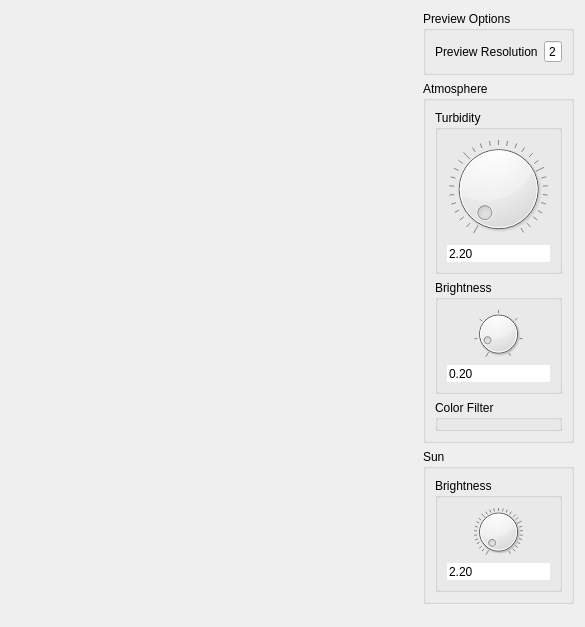
Old version of the form src/qt-frontend/widgets/QtSunSkyEditor/forms/qtsunskyeditor.ui in the repository phresnel/picogen.
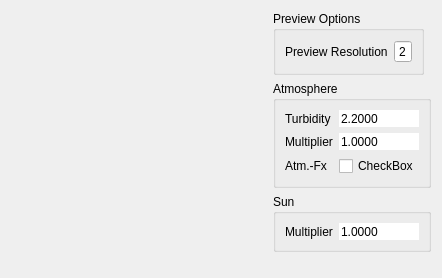
New version of the form.

Commit message: get rid of dialers

Patch:
```diff
--- a/src/qt-frontend/widgets/QtSunSkyEditor/forms/qtsunskyeditor.ui
+++ b/src/qt-frontend/widgets/QtSunSkyEditor/forms/qtsunskyeditor.ui
@@ -6,8 +6,8 @@
    <rect>
     <x>0</x>
     <y>0</y>
-    <width>585</width>
-    <height>536</height>
+    <width>423</width>
+    <height>276</height>
    </rect>
   </property>
   <property name="windowTitle">
@@ -160,57 +160,18 @@
        <property name="title">
         <string>Atmosphere</string>
        </property>
-       <layout class="QVBoxLayout" name="verticalLayout_4">
-        <item>
-         <widget class="QGroupBox" name="groupBox_2">
-          <property name="sizePolicy">
-           <sizepolicy hsizetype="Preferred" vsizetype="MinimumExpanding">
-            <horstretch>0</horstretch>
-            <verstretch>0</verstretch>
-           </sizepolicy>
-          </property>
-          <property name="title">
+       <layout class="QFormLayout" name="formLayout_2">
+        <property name="fieldGrowthPolicy">
+         <enum>QFormLayout::AllNonFixedFieldsGrow</enum>
+        </property>
+        <item row="1" column="0">
+         <widget class="QLabel" name="label_2">
+          <property name="text">
            <string>Turbidity</string>
           </property>
-          <property name="flat">
-           <bool>false</bool>
-          </property>
-          <property name="checkable">
-           <bool>false</bool>
-          </property>
-          <layout class="QVBoxLayout" name="verticalLayout_2" stretch="0,0">
-           <item>
-            <widget class="QDial" name="turbidityDial">
-             <property name="sizePolicy">
-              <sizepolicy hsizetype="Preferred" vsizetype="Preferred">
-               <horstretch>0</horstretch>
-               <verstretch>0</verstretch>
-              </sizepolicy>
-             </property>
-             <property name="maximumSize">
-              <size>
-               <width>16777215</width>
-               <height>16777215</height>
-              </size>
-             </property>
-             <property name="mouseTracking">
-              <bool>true</bool>
-             </property>
-             <property name="minimum">
-              <number>165</number>
-             </property>
-             <property name="maximum">
-              <number>4000</number>
-             </property>
-             <property name="notchTarget">
-              <double>37.000000000000000</double>
-             </property>
-             <property name="notchesVisible">
-              <bool>true</bool>
-             </property>
-            </widget>
-           </item>
-           <item>
+         </widget>
+        </item>
+        <item row="1" column="1">
             <widget class="QDoubleSpinBox" name="turbiditySpinBox">
              <property name="frame">
               <bool>false</bool>
@@ -221,6 +182,9 @@
              <property name="accelerated">
               <bool>false</bool>
              </property>
+          <property name="decimals">
+           <number>4</number>
+          </property>
              <property name="minimum">
               <double>1.650000000000000</double>
              </property>
@@ -235,38 +199,14 @@
              </property>
             </widget>
            </item>
-          </layout>
-         </widget>
-        </item>
-        <item>
-         <widget class="QGroupBox" name="groupBox_6">
-          <property name="title">
-           <string>Brightness</string>
+        <item row="2" column="0">
+         <widget class="QLabel" name="label_3">
+          <property name="text">
+           <string>Multiplier</string>
           </property>
-          <layout class="QVBoxLayout" name="verticalLayout_5">
-           <item>
-            <widget class="QDial" name="atmosphereIntensityDial">
-             <property name="mouseTracking">
-              <bool>true</bool>
-             </property>
-             <property name="minimum">
-              <number>0</number>
-             </property>
-             <property name="maximum">
-              <number>200</number>
-             </property>
-             <property name="value">
-              <number>20</number>
-             </property>
-             <property name="notchTarget">
-              <double>37.000000000000000</double>
-             </property>
-             <property name="notchesVisible">
-              <bool>true</bool>
-             </property>
-            </widget>
-           </item>
-           <item>
+         </widget>
+        </item>
+        <item row="2" column="1">
             <widget class="QDoubleSpinBox" name="atmosphereIntensitySpinBox">
              <property name="styleSheet">
               <string notr="true"/>
@@ -280,27 +220,34 @@
              <property name="accelerated">
               <bool>false</bool>
              </property>
+          <property name="decimals">
+           <number>4</number>
+          </property>
              <property name="minimum">
               <double>0.000000000000000</double>
              </property>
              <property name="maximum">
-              <double>2.000000000000000</double>
+           <double>10.000000000000000</double>
              </property>
              <property name="singleStep">
               <double>0.010000000000000</double>
              </property>
              <property name="value">
-              <double>0.200000000000000</double>
+           <double>1.000000000000000</double>
              </property>
             </widget>
            </item>
-          </layout>
+        <item row="3" column="0">
+         <widget class="QLabel" name="label_5">
+          <property name="text">
+           <string>Atm.-Fx</string>
+          </property>
          </widget>
         </item>
-        <item>
-         <widget class="QGroupBox" name="groupBox_7">
-          <property name="title">
-           <string>Color Filter</string>
+        <item row="3" column="1">
+         <widget class="QCheckBox" name="enableAtmosphericEffects">
+          <property name="text">
+           <string>CheckBox</string>
           </property>
          </widget>
         </item>
@@ -312,33 +259,8 @@
        <property name="title">
         <string>Sun</string>
        </property>
-       <layout class="QVBoxLayout" name="verticalLayout_6">
-        <item>
-         <widget class="QGroupBox" name="groupBox">
-          <property name="title">
-           <string>Brightness</string>
-          </property>
-          <layout class="QVBoxLayout" name="verticalLayout">
-           <item>
-            <widget class="QDial" name="sunIntensityDial">
-             <property name="mouseTracking">
-              <bool>true</bool>
-             </property>
-             <property name="minimum">
-              <number>165</number>
-             </property>
-             <property name="maximum">
-              <number>4000</number>
-             </property>
-             <property name="notchTarget">
-              <double>37.000000000000000</double>
-             </property>
-             <property name="notchesVisible">
-              <bool>true</bool>
-             </property>
-            </widget>
-           </item>
-           <item>
+       <layout class="QFormLayout" name="formLayout_3">
+        <item row="0" column="1">
             <widget class="QDoubleSpinBox" name="sunIntensitySpinBox">
              <property name="styleSheet">
               <string notr="true"/>
@@ -352,21 +274,28 @@
              <property name="accelerated">
               <bool>false</bool>
              </property>
+          <property name="decimals">
+           <number>4</number>
+          </property>
              <property name="minimum">
-              <double>1.650000000000000</double>
+           <double>0.000000000000000</double>
              </property>
              <property name="maximum">
-              <double>40.000000000000000</double>
+           <double>10000.000000000000000</double>
              </property>
              <property name="singleStep">
               <double>0.100000000000000</double>
              </property>
              <property name="value">
-              <double>2.200000000000000</double>
+           <double>1.000000000000000</double>
              </property>
             </widget>
            </item>
-          </layout>
+        <item row="0" column="0">
+         <widget class="QLabel" name="label_4">
+          <property name="text">
+           <string>Multiplier</string>
+          </property>
          </widget>
         </item>
        </layout>
```
Left out of the diff: 2 changed lines with no effect on the pictures. Lines whose indentation alone changed are shown as unchanged. The commit also changes 2 other files.
